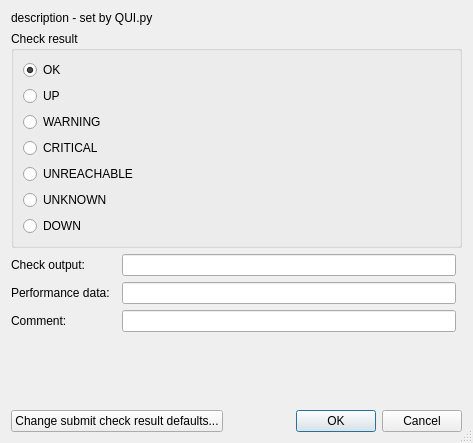
Old version of the form Nagstamon/QUI/dialog_submit.ui in the repository HenriWahl/Nagstamon.
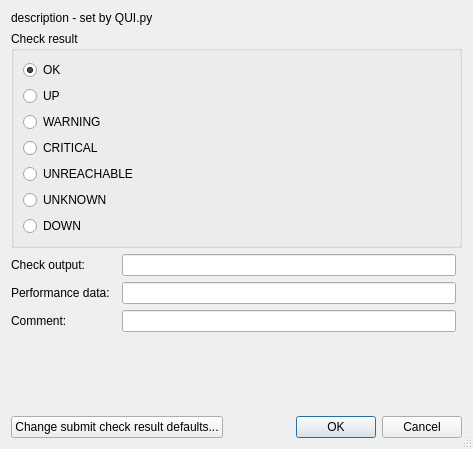
New version of the form.

Patch:
```diff
--- a/Nagstamon/QUI/dialog_submit.ui
+++ b/Nagstamon/QUI/dialog_submit.ui
@@ -7,9 +7,15 @@
     <x>0</x>
     <y>0</y>
     <width>473</width>
-    <height>443</height>
+    <height>449</height>
    </rect>
   </property>
+  <property name="sizePolicy">
+   <sizepolicy hsizetype="Minimum" vsizetype="Minimum">
+    <horstretch>0</horstretch>
+    <verstretch>0</verstretch>
+   </sizepolicy>
+  </property>
   <property name="maximumSize">
    <size>
     <width>16777215</width>
```
